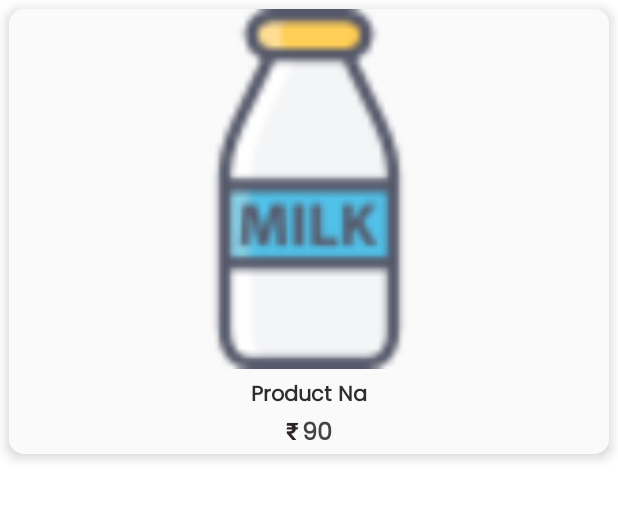
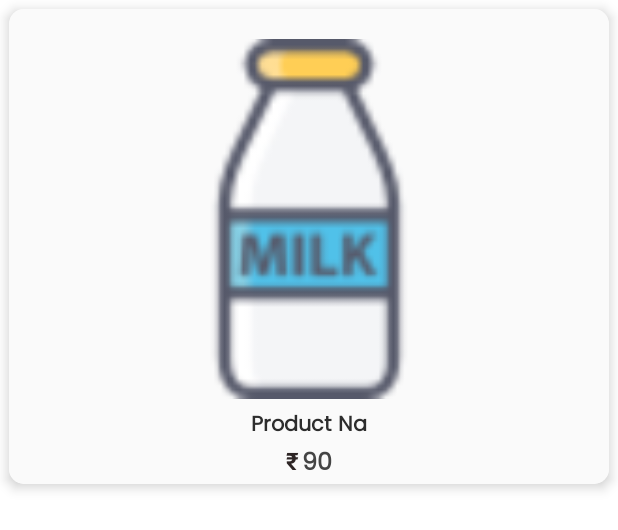
Before and after one commit to Anjalisinggh/kaizenArts, an Android app: the layout popular_items.xml on its own in the app's theme, with its tools: preview values and no code run, on a phone screen of 412 x 824 dp. Shown: the top 530 px of the screen. Run offline under Robolectric (Android 15) with nearby library versions, the light colour scheme and no system bars.

Commit message:
fit center padding

```diff
--- a/app/src/main/res/layout/popular_items.xml
+++ b/app/src/main/res/layout/popular_items.xml
@@ -25,6 +25,7 @@
             app:layout_constraintStart_toStartOf="parent"
             app:layout_constraintEnd_toEndOf="parent"
             app:layout_constraintDimensionRatio="H,5:3"
+            android:layout_marginTop="20dp"
             android:scaleType="fitCenter"
             android:src="@drawable/milk" />
 
```
